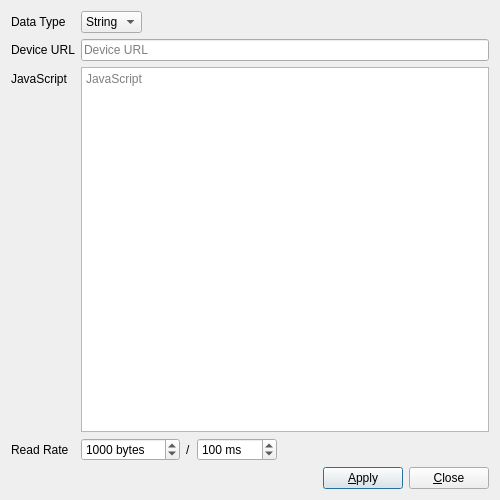
textbrowser/glitch, file UI/glitch-device-display-properties.ui: the form before one commit.
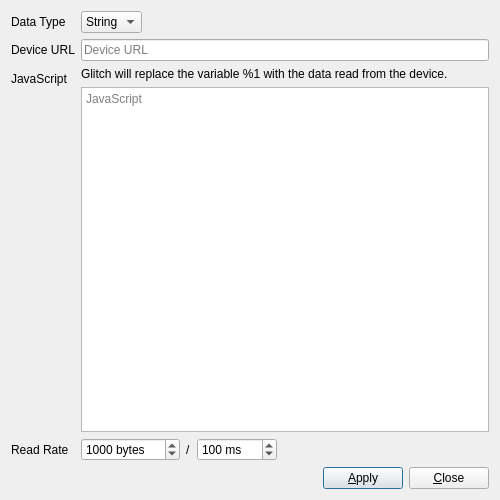
The form after the commit. Icons and pictures are not drawn.

Commit message: Device display.

Patch:
```diff
--- a/UI/glitch-device-display-properties.ui
+++ b/UI/glitch-device-display-properties.ui
@@ -81,11 +81,25 @@
       </widget>
      </item>
      <item row="2" column="1">
+      <layout class="QVBoxLayout" name="verticalLayout_2">
+       <item>
+        <widget class="QLabel" name="label_6">
+         <property name="text">
+          <string>Glitch will replace the variable %1 with the data read from the device.</string>
+         </property>
+         <property name="wordWrap">
+          <bool>true</bool>
+         </property>
+        </widget>
+       </item>
+       <item>
       <widget class="QPlainTextEdit" name="javascript">
        <property name="placeholderText">
         <string>JavaScript</string>
        </property>
       </widget>
+       </item>
+      </layout>
      </item>
      <item row="3" column="0">
       <widget class="QLabel" name="label_4">
```
Left out of the diff: 3 changed lines with no effect on the pictures. Lines whose indentation alone changed are shown as unchanged. The commit also changes 1 other file.
